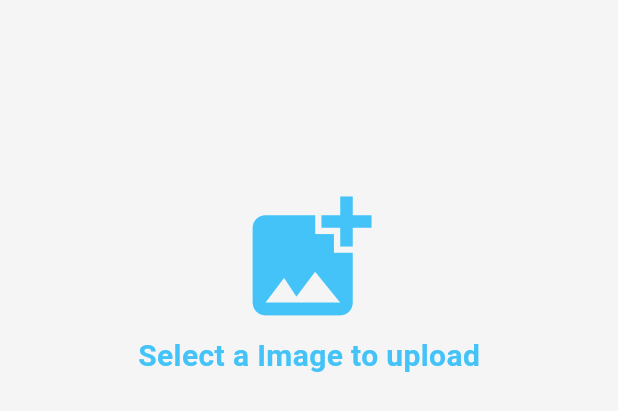
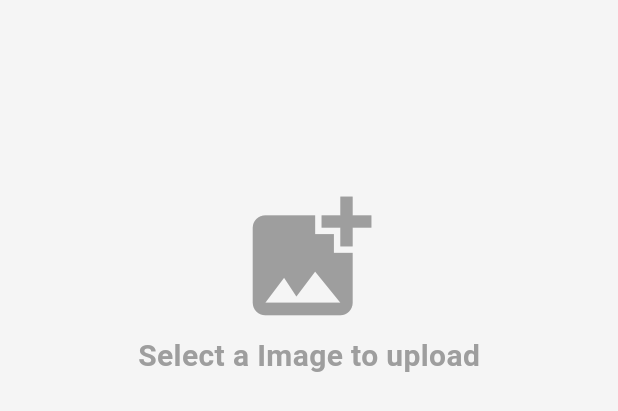
Before and after one commit to AbhijithJustin/post_pilot, a Flutter app: the UploadImage widget shown alone on an empty page, opened directly with empty values, on a phone screen of 412 x 824 dp. Shown: the top 411 px of the screen. Run offline on Flutter 3.47's test engine with Material 3 defaults, Android fonts, the phone set to English and light mode, and no system bars; our stand-ins replace animated_bottom_navigation_bar, dartz, dio, flutter_bloc, freezed_annotation, get_it and 4 more; missing offline and left inert: widgets_easier; accounts and stored records are empty; network calls fail.

Commit message:
feat(post): Carated Api integration to upload images on Uipath Orchestrator Changes: *Created API integration to Upload an Image on Uipath Orchestrator and connected to UI

```diff
--- a/lib/service_locator.dart
+++ b/lib/service_locator.dart
@@ -31,4 +31,5 @@ void serviceLocator() {
   sl.registerSingleton<TokenUseCase>(TokenUseCase());
   sl.registerSingleton<JobsUseCases>(JobsUseCases());
   sl.registerSingleton<PostUsecase>(PostUsecase());
+  sl.registerSingleton<PostUsecase2>(PostUsecase2());
 }
--- a/lib/src/core/utils/constants/app_urls.dart
+++ b/lib/src/core/utils/constants/app_urls.dart
@@ -8,4 +8,6 @@ class AppUrls {
   static const String allJobsUrl = "${orchestratorUrl}odata/Jobs";
   static const String updateAssets =
       "${orchestratorUrl}odata/Assets(${AppUipathData.assetPostTextId})";
+  static const String uploadAssetImage =
+      "https://cloud.uipath.com/smartbortyfd/DefaultTenant/orchestrator_/odata/Buckets(127248)/UiPath.Server.Configuration.OData.GetWriteUri?path=image.jpg&expiryInMinutes=0";
 }
--- a/lib/src/features/post/Presentation/bloc/post_event.dart
+++ b/lib/src/features/post/Presentation/bloc/post_event.dart
@@ -6,4 +6,6 @@ class PostEvent with _$PostEvent {
   const factory PostEvent.uploadPhoto() = UploadPhoto;
   const factory PostEvent.postTextNotifier() = PostTextNotifier;
   const factory PostEvent.updatePostText() = UpdatePostText;
+  const factory PostEvent.uploadImageToOrchestrator() =
+      UploadImageToOrchestrator;
 }
--- a/lib/src/features/post/Presentation/bloc/post_state.dart
+++ b/lib/src/features/post/Presentation/bloc/post_state.dart
@@ -11,6 +11,7 @@ class PostState with _$PostState {
     bool? isLinkedinSelected,
     required bool isPostTextEmpty,
     required TextEditingController postTextController,
+    required bool isImageEmpty,
   }) = _PostState;
 
   factory PostState.initial() => PostState(
@@ -22,5 +23,6 @@ class PostState with _$PostState {
         isLinkedinSelected: false,
         isPostTextEmpty: false,
         postTextController: TextEditingController(text: ''),
+        isImageEmpty: false,
       );
 }
--- a/lib/src/features/post/Presentation/widgets/upload_image.dart
+++ b/lib/src/features/post/Presentation/widgets/upload_image.dart
@@ -11,9 +11,11 @@ class UploadImage extends StatelessWidget {
   const UploadImage({
     super.key,
     required this.size,
+    required this.color,
   });
 
   final Size size;
+  final Color color;
 
   @override
   Widget build(BuildContext context) {
@@ -41,7 +43,7 @@ class UploadImage extends StatelessWidget {
                       width: 5,
                       dashSize: 9,
                       dashSpacing: 9,
-                      color: AppColors.primary,
+                      color: color,
                       borderRadius: BorderRadius.circular(40),
                     )
                   : RoundedRectangleBorder(
@@ -58,13 +60,13 @@ class UploadImage extends StatelessWidget {
                       Icon(
                         Icons.add_photo_alternate,
                         size: 100,
-                        color: AppColors.primary,
+                        color: color,
                       ),
                       Text(
                         "Select a Image to upload",
                         style: TextStyle(
                             fontWeight: FontWeight.bold,
-                            color: AppColors.primary,
+                            color: color,
                             fontSize: 20),
                       ),
                     ],
--- a/lib/src/features/post/data/models/update_assets_image_model.dart
+++ b/lib/src/features/post/data/models/update_assets_text_model.dart
@@ -2,14 +2,14 @@ import 'dart:convert';
 
 import 'package:post_pilot/src/core/utils/constants/app_uipath_data.dart';
 
-class UpdateAssetsImageModel {
+class UpdateAssetsTextModel {
   String? name;
   String? valueScope;
   String? valueType;
   String? stringValue;
   int? id;
 
-  UpdateAssetsImageModel({
+  UpdateAssetsTextModel({
     this.name = 'PostText',
     this.valueScope = 'Global',
     this.valueType = 'Text',
@@ -17,8 +17,8 @@ class UpdateAssetsImageModel {
     this.id = AppUipathData.assetPostTextId,
   });
 
-  factory UpdateAssetsImageModel.fromMap(Map<String, dynamic> data) {
-    return UpdateAssetsImageModel(
+  factory UpdateAssetsTextModel.fromMap(Map<String, dynamic> data) {
+    return UpdateAssetsTextModel(
       name: data['Name'] as String?,
       valueScope: data['ValueScope'] as String?,
       valueType: data['ValueType'] as String?,
@@ -37,6 +37,6 @@ class UpdateAssetsImageModel {
 
   /// `dart:convert`
   ///
-  /// Converts [UpdateAssetsImageModel] to a JSON string.
+  /// Converts [UpdateAssetsTextModel] to a JSON string.
   String toJson() => json.encode(toMap());
 }
--- a/lib/src/features/post/domain/repository/post.dart
+++ b/lib/src/features/post/domain/repository/post.dart
@@ -1,6 +1,8 @@
 import 'package:dartz/dartz.dart';
-import 'package:post_pilot/src/features/post/data/models/update_assets_image_model.dart';
+import 'package:image_picker/image_picker.dart';
+import 'package:post_pilot/src/features/post/data/models/update_assets_text_model.dart';
 
 abstract class PostRepository {
-  Future<Either> updatePostText(UpdateAssetsImageModel updateAssetsImageModel);
+  Future<Either> updatePostText(UpdateAssetsTextModel updateAssetsImageModel);
+  Future<Either> uploadImage(XFile image);
 }
--- a/lib/src/features/post/domain/usecases/post_usecase.dart
+++ b/lib/src/features/post/domain/usecases/post_usecase.dart
@@ -1,12 +1,20 @@
 import 'package:dartz/dartz.dart';
+import 'package:image_picker/image_picker.dart';
 import 'package:post_pilot/service_locator.dart';
 import 'package:post_pilot/src/core/usecase/usecase.dart';
-import 'package:post_pilot/src/features/post/data/models/update_assets_image_model.dart';
+import 'package:post_pilot/src/features/post/data/models/update_assets_text_model.dart';
 import 'package:post_pilot/src/features/post/domain/repository/post.dart';
 
-class PostUsecase implements UseCase<Either, UpdateAssetsImageModel> {
+class PostUsecase implements UseCase<Either, UpdateAssetsTextModel> {
   @override
-  Future<Either> call(UpdateAssetsImageModel params) async {
+  Future<Either> call(UpdateAssetsTextModel params) async {
     return sl<PostRepository>().updatePostText(params);
   }
 }
+
+class PostUsecase2 implements UseCase<Either, XFile> {
+  @override
+  Future<Either> call(XFile image) async {
+    return sl<PostRepository>().uploadImage(image);
+  }
+}
```
Also changed, not shown: lib/src/features/post/Presentation/bloc/post_bloc.dart (+10 -2 lines), lib/src/features/post/Presentation/pages/post_page.dart (+10 -3 lines), lib/src/features/post/data/repository/post.dart (+8 -2 lines), lib/src/features/post/data/source/post_api_service.dart (+47 -3 lines), lib/src/features/post/Presentation/bloc/post_bloc.freezed.dart.
